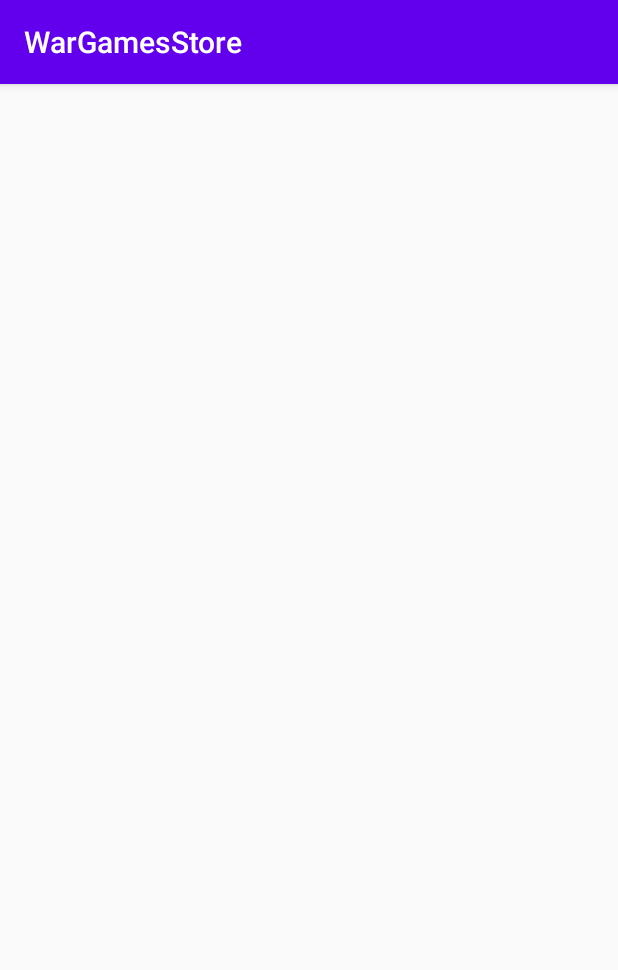
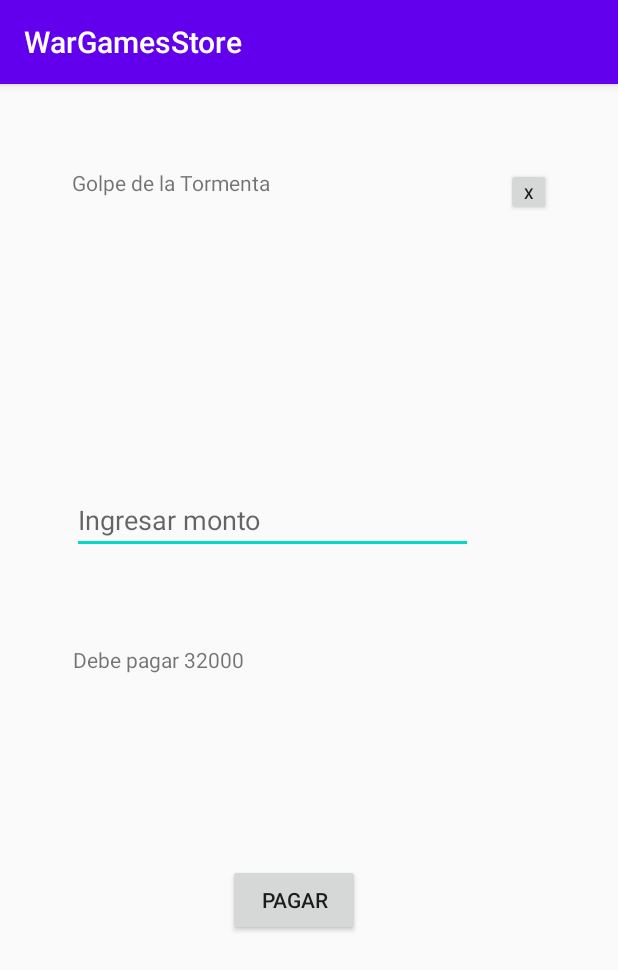
Before and after one commit to WarlockJezzail/WarGamesStore, an Android app: the ofertas_act screen opened directly, with no data from a screen before it, after a tap on an icon or button, on a phone screen of 412 x 824 dp. Shown: the top 970 px of the screen. Run offline under Robolectric (Android 15) with nearby library versions, the phone set to English and light mode, and no system bars.

Commit message:
En sistema de compra esta listo, solo falta agregar los datos de los demas productos, aun falta por terminar el enlace al servicio google map y log in

```diff
--- a/app/src/main/java/com/example/wargamesstore/caja_act.java
+++ b/app/src/main/java/com/example/wargamesstore/caja_act.java
@@ -3,12 +3,48 @@ package com.example.wargamesstore;
 import androidx.appcompat.app.AppCompatActivity;
 
 import android.os.Bundle;
+import android.view.View;
+import android.widget.EditText;
+import android.widget.TextView;
+
+import productos.Warhammer;
 
 public class caja_act extends AppCompatActivity {
+
+    private TextView t_Producto; // Texto del producto traido desde su seleccion (Texto producto)
+    private TextView tR_Pagado; // Texto emitido al pagar un monto mayot o menor al producto (Texto respuesta de pago)
+    private EditText et_Pagar; // Texto editable donde pondremos la cantidad a pagar
+
 
     @Override
     protected void onCreate(Bundle savedInstanceState) {
         super.onCreate(savedInstanceState);
         setContentView(R.layout.activity_caja);
+
+        String dato = getIntent().getStringExtra("Nombre");
+        String dato2 = getIntent().getStringExtra("Valor");
+        Warhammer w = new Warhammer();
+        t_Producto = (TextView) findViewById(R.id.textArticulo);
+        tR_Pagado = (TextView) findViewById(R.id.textTotalPagar);
+        et_Pagar = (EditText) findViewById(R.id.Pagar);
+
+        t_Producto.setText(dato);
+        tR_Pagado.setText("Debe pagar " + dato2);
+    }
+
+    public void pago(View v) {
+        String dato2 = getIntent().getStringExtra("Valor"); //traemos nuevamente el valor
+        String Pago = et_Pagar.getText().toString();
+        int iPago = Integer.parseInt(et_Pagar.getText().toString());
+        int iPagado = Integer.parseInt(dato2);
+        int cambio = iPago - iPagado;
+
+        if (iPago < iPagado) {
+
+            tR_Pagado.setText("La cantidad de dinero enviada no es suficiente, aun faltan " + (cambio * -1));
+
+        } else {
+            tR_Pagado.setText("Gracias por su compra, su cambio es de " + (cambio));
+        }
     }
 }
--- a/app/src/main/java/com/example/wargamesstore/ofertas_act.java
+++ b/app/src/main/java/com/example/wargamesstore/ofertas_act.java
@@ -10,7 +10,7 @@ import android.widget.TextView;
 import productos.Warhammer;
 
 public class ofertas_act extends AppCompatActivity {
-
+    Warhammer w= new Warhammer();
     private TextView text;
 
     @Override
@@ -18,12 +18,14 @@ public class ofertas_act extends AppCompatActivity {
         super.onCreate(savedInstanceState);
         setContentView(R.layout.activity_ofertas_act);
         text=(TextView)findViewById(R.id.tv1);
-        Warhammer w= new Warhammer();
         text.setText("El precio es de "+ w.getW05());
     }
     public void Compra(View view)
     {
+        String str1=Integer.toString(w.getW05());
         Intent i= new Intent(this, caja_act.class);
+        i.putExtra("Nombre","Golpe de la Tormenta");
+        i.putExtra("Valor", str1);
         startActivity(i);
     }
 }
--- a/app/src/main/res/layout/activity_caja.xml
+++ b/app/src/main/res/layout/activity_caja.xml
@@ -6,4 +6,62 @@
     android:layout_height="match_parent"
     tools:context=".caja_act">
 
+    <Button
+        android:id="@+id/btPagar"
+        android:layout_width="wrap_content"
+        android:layout_height="wrap_content"
+        android:layout_marginBottom="200dp"
+        android:onClick="pago"
+        android:text="Pagar"
+        app:layout_constraintBottom_toBottomOf="parent"
+        app:layout_constraintEnd_toEndOf="parent"
+        app:layout_constraintHorizontal_bias="0.47"
+        app:layout_constraintStart_toStartOf="parent" />
+
+    <TextView
+        android:id="@+id/textTotalPagar"
+        android:layout_width="300dp"
+        android:layout_height="118dp"
+        android:layout_marginBottom="28dp"
+        app:layout_constraintBottom_toTopOf="@+id/btPagar"
+        app:layout_constraintEnd_toEndOf="parent"
+        app:layout_constraintHorizontal_bias="0.432"
+        app:layout_constraintStart_toStartOf="parent" />
+
+    <TextView
+        android:id="@+id/textArticulo"
+        android:layout_width="268dp"
+        android:layout_height="41dp"
+        android:layout_marginStart="48dp"
+        android:layout_marginLeft="48dp"
+        android:layout_marginTop="56dp"
+        app:layout_constraintStart_toStartOf="parent"
+        app:layout_constraintTop_toTopOf="parent" />
+
+    <Button
+        android:id="@+id/button3"
+        android:layout_width="30dp"
+        android:layout_height="32dp"
+        android:layout_marginTop="56dp"
+        android:text="X"
+        android:textSize="10sp"
+        app:layout_constraintEnd_toEndOf="parent"
+        app:layout_constraintHorizontal_bias="0.323"
+        app:layout_constraintStart_toEndOf="@+id/textArticulo"
+        app:layout_constraintTop_toTopOf="parent" />
+
+    <EditText
+        android:id="@+id/Pagar"
+        android:layout_width="267dp"
+        android:layout_height="44dp"
+        android:layout_marginBottom="28dp"
+        android:ems="10"
+        android:hint="Ingresar monto"
+        android:inputType="textPersonName"
+        app:layout_constraintBottom_toTopOf="@+id/textTotalPagar"
+        app:layout_constraintEnd_toEndOf="parent"
+        app:layout_constraintHorizontal_bias="0.333"
+        app:layout_constraintStart_toStartOf="parent"
+        app:layout_constraintTop_toBottomOf="@+id/textArticulo"
+        app:layout_constraintVertical_bias="0.84" />
 </androidx.constraintlayout.widget.ConstraintLayout>
```
